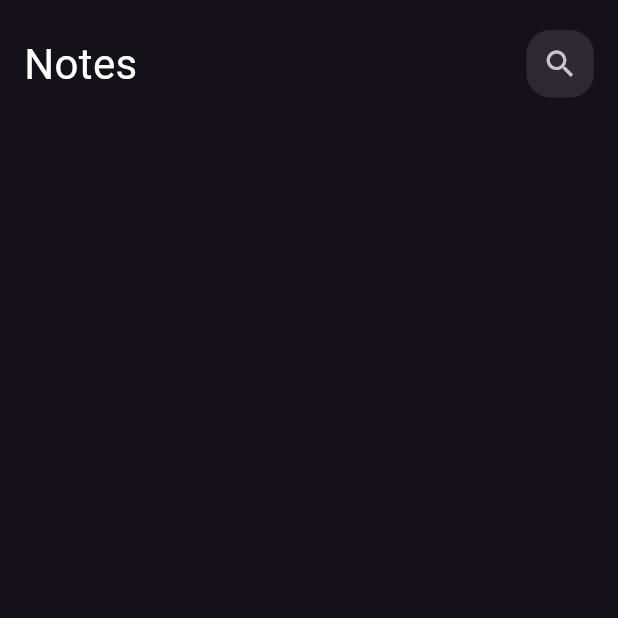
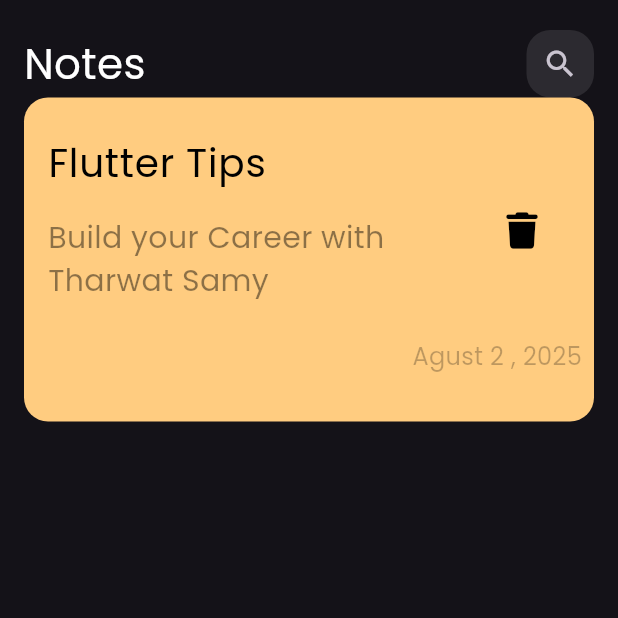
Before and after one commit to seifaboeleash/notes_app, a Flutter app: the screen it shows after launch, on a phone screen of 412 x 824 dp, the top half of it. Run offline on Flutter 3.47's test engine with Material 3 defaults, Android fonts, the phone set to English and light mode, and no system bars; our stand-ins replace font_awesome_flutter.

Commit message:
create custom note item

```diff
--- a/lib/main.dart
+++ b/lib/main.dart
@@ -12,7 +12,9 @@ class NotesApp extends StatelessWidget {
   Widget build(BuildContext context) {
     return MaterialApp(
       debugShowCheckedModeBanner: false,
-      theme: ThemeData(brightness: Brightness.dark),
+      theme: ThemeData(
+        brightness: Brightness.dark,
+        fontFamily: 'Poppins' ,),
       home: const NotesView(),
     );
   }
--- /dev/null
+++ b/lib/widgets/custom_note_item.dart
@@ -0,0 +1,56 @@
+import 'package:flutter/material.dart';
+import 'package:font_awesome_flutter/font_awesome_flutter.dart';
+
+class NoteItem extends StatelessWidget {
+  const NoteItem({super.key});
+
+  @override
+  Widget build(BuildContext context) {
+    return Container(
+      padding: const EdgeInsets.only(top: 16 , bottom: 16),
+      decoration: BoxDecoration(
+          color: Color(0xffFFCC80),
+           borderRadius: BorderRadius.circular(16),
+           ),
+      child: Column(
+        crossAxisAlignment: CrossAxisAlignment.end,
+        children: [
+          ListTile(
+            title: const Text(
+              'Flutter Tips',
+              style: TextStyle(
+                color: Colors.black,
+                 fontSize: 26
+                 ),
+            ),
+            subtitle: const Padding(
+              padding: const EdgeInsets.only(top: 16 , bottom: 16),
+              child: const  Text(
+                'Build your Career with Tharwat Samy',
+                style: TextStyle(
+                  color: Colors.black45,
+                   fontSize: 20,),
+
+              ),
+            ),
+            trailing: IconButton(
+              onPressed: () {},
+              icon: const Icon(FontAwesomeIcons.trash),
+              color: Colors.black,
+            ),
+          ),
+         const  Padding(
+            padding: const EdgeInsets.only(
+              right: 8.0 , bottom: 16.0,
+              ),
+            child: const Text(
+              'Agust 2 , 2025' ,
+               style: TextStyle(
+                color: Colors.black26 , fontSize: 16),
+                ),
+          )
+        ],
+      ),
+    );
+  }
+}
--- a/lib/widgets/custom_search_icon.dart
+++ b/lib/widgets/custom_search_icon.dart
@@ -5,14 +5,19 @@ class customSearchIcon extends StatelessWidget {
 
   @override
   Widget build(BuildContext context) {
-    return  Container(
-      height: 45 ,
+    return Container(
+      height: 45,
       width: 45,
       decoration: BoxDecoration(
         color: Colors.white10,
-       borderRadius: BorderRadius.circular(16),
+        borderRadius: BorderRadius.circular(16),
       ),
-      child: IconButton(onPressed: (){}, icon: Icon(Icons.search),),
+      child: IconButton(
+        onPressed: () {},
+        icon: const Icon(
+          Icons.search
+          ),
+      ),
     );
   }
 }
--- a/lib/widgets/notes_view_body.dart
+++ b/lib/widgets/notes_view_body.dart
@@ -1,5 +1,7 @@
 import 'package:flutter/material.dart';
+import 'package:font_awesome_flutter/font_awesome_flutter.dart';
 import 'package:notes_app/widgets/custom_app_bar.dart';
+import 'package:notes_app/widgets/custom_note_item.dart';
 
 class NotesViewBody extends StatelessWidget {
   const NotesViewBody({super.key});
@@ -10,8 +12,11 @@ class NotesViewBody extends StatelessWidget {
       padding: const EdgeInsets.symmetric(horizontal: 16),
       child: const Column(
         children: [
-          SizedBox(height: 20,),
-          CustomAppBar()
+          SizedBox(
+            height: 20,
+          ),
+          CustomAppBar(),
+          NoteItem()
         ],
       ),
     );
```
Also changed, not shown: lib/widgets/custom_app_bar.dart (+5 -4 lines), pubspec.yaml (+6 -11 lines), assets/fonts/Poppins-Regular.ttf (added), pubspec.lock.
